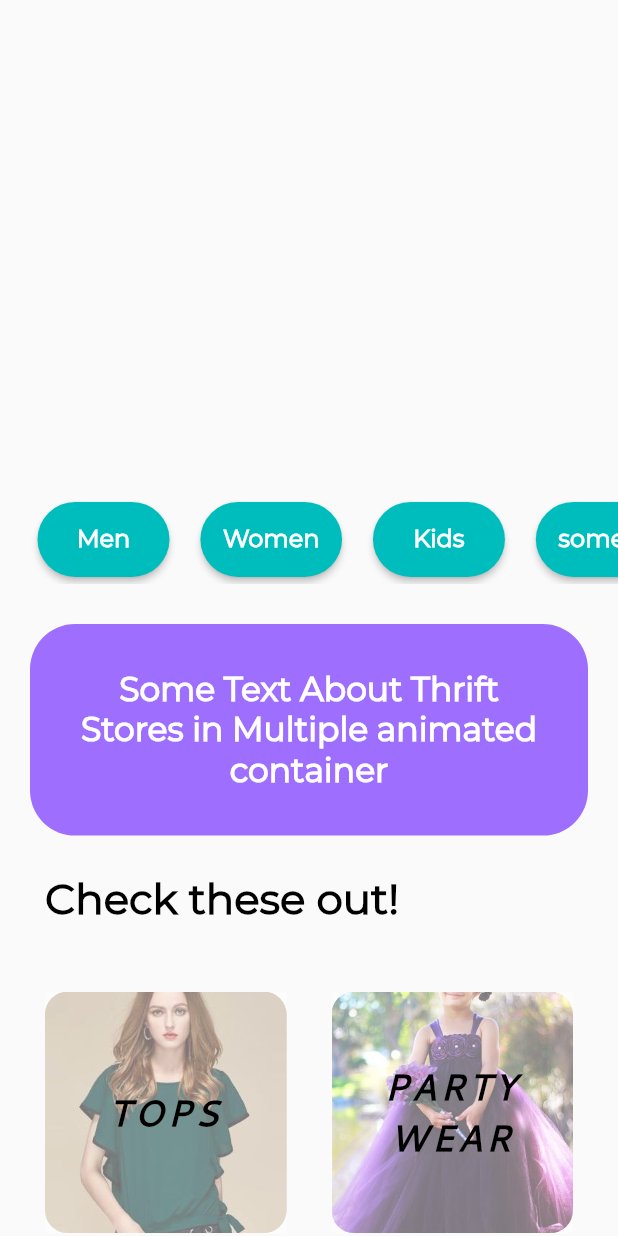
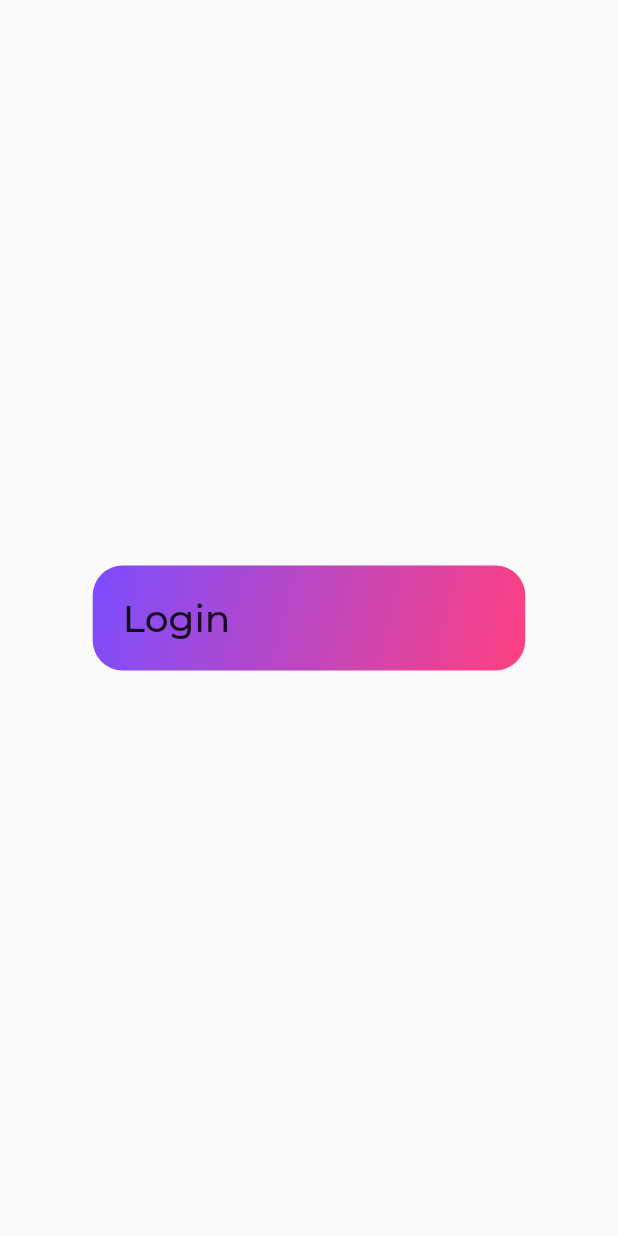
Before and after one commit to barbie-in-tech/HackOn, a Flutter app: the screen it shows after launch, on a phone screen of 412 x 824 dp. Run offline on Flutter 3.47's test engine with Material 2 defaults, Android fonts, the phone set to English and light mode, and no system bars; project files that could hold a hidden picture were left out.

Commit message:
screens done

```diff
--- a/lib/Screens/home_Screen.dart
+++ b/lib/Screens/home_Screen.dart
@@ -1,6 +1,8 @@
 import 'dart:ui';
+
 import 'package:flutter/material.dart';
 import 'package:thrifter_hackon/constants.dart';
+import 'package:thrifter_hackon/widgets/SliverHeader.dart';
 
 class HomeScreen extends StatefulWidget {
   @override
@@ -15,26 +17,30 @@ class _HomeScreenState extends State<HomeScreen> {
     'something',
     'something2',
   ];
+
   @override
   Widget build(BuildContext context) {
     final mediaQuery = MediaQuery.of(context).size;
     return Scaffold(
-      body: SingleChildScrollView(
-        child: Column(
+      body: CustomScrollView(
+        slivers: [
+          sliverHeader("Hey Random!"),
+          SliverList(
+            delegate: SliverChildBuilderDelegate(
+              (BuildContext context, int index) {
+                return Column(
                   mainAxisSize: MainAxisSize.min,
                   mainAxisAlignment: MainAxisAlignment.start,
                   crossAxisAlignment: CrossAxisAlignment.stretch,
                   children: [
-            SizedBox(
-              height: mediaQuery.height * 0.4,
-            ),
                     Container(
                       alignment: Alignment.center,
                       height: kHorizontalListHeight,
                       child: ListView.separated(
                         itemCount: 5,
                         shrinkWrap: true,
-                padding: EdgeInsets.symmetric(horizontal: 25.0, vertical: 5.0),
+                        padding: EdgeInsets.symmetric(
+                            horizontal: 25.0, vertical: 5.0),
                         scrollDirection: Axis.horizontal,
                         itemBuilder: (BuildContext context, int index) {
                           return HorizontalListButton(
@@ -57,7 +63,8 @@ class _HomeScreenState extends State<HomeScreen> {
                           'Some Text About Thrift Stores in Multiple animated container',
                     ),
                     Container(
-              margin: EdgeInsets.symmetric(horizontal: 20.0, vertical: 5.0),
+                      margin:
+                          EdgeInsets.symmetric(horizontal: 20.0, vertical: 5.0),
                       padding: EdgeInsets.all(10.0),
                       child: Text(
                         'Check these out!',
@@ -103,7 +110,12 @@ class _HomeScreenState extends State<HomeScreen> {
                       ],
                     )
                   ],
+                );
+              },
+              childCount: 1,
             ),
+          ),
+        ],
       ),
     );
   }
@@ -114,9 +126,11 @@ class GridContainer extends StatelessWidget {
       {@required this.category,
       @required this.title,
       @required this.onPressed});
+
   final String category;
   final String title;
   final Function onPressed;
+
   @override
   Widget build(BuildContext context) {
     return GestureDetector(
@@ -149,6 +163,7 @@ class GridContainer extends StatelessWidget {
 
 class ThriftStoreDescriptionBox extends StatelessWidget {
   ThriftStoreDescriptionBox({@required this.thriftDescription});
+
   final String thriftDescription;
 
   @override
@@ -171,8 +186,10 @@ class ThriftStoreDescriptionBox extends StatelessWidget {
 
 class HorizontalListButton extends StatelessWidget {
   HorizontalListButton({@required this.text, @required this.onPressed});
+
   final String text;
   final Function onPressed;
+
   @override
   Widget build(BuildContext context) {
     return RawMaterialButton(
--- /dev/null
+++ b/lib/Screens/login.dart
@@ -0,0 +1,38 @@
+import 'package:flutter/material.dart';
+import 'package:thrifter_hackon/constants.dart';
+
+class Login extends StatelessWidget {
+  @override
+  Widget build(BuildContext context) {
+    return Scaffold(
+      body: Center(
+        child: MaterialButton(
+            child: Container(
+              width: MediaQuery.of(context).size.width * 0.7,
+              decoration: BoxDecoration(
+                borderRadius: BorderRadius.circular(20.0),
+                gradient: LinearGradient(
+                    begin: Alignment.topLeft,
+                    end: Alignment.bottomRight,
+                    colors: [
+                      Colors.deepPurpleAccent,
+                      Colors.pinkAccent,
+                    ]),
+              ),
+              child: Padding(
+                padding: const EdgeInsets.all(20.0),
+                child: Text(
+                  "Login",
+                  style: TextStyle(
+                    fontSize: 25.0,
+                  ),
+                ),
+              ),
+            ),
+            onPressed: () {
+              Navigator.of(context).pushReplacementNamed(homeScreen);
+            }),
+      ),
+    );
+  }
+}
--- a/lib/constants.dart
+++ b/lib/constants.dart
@@ -3,7 +3,6 @@ import 'package:flutter/material.dart';
 const double kHorizontalListHeight = 60.0;
 const kHorizontalListButtonColor = Color(0xFF00BDBD);
 const kBodyTextStyle = TextStyle(
-  fontFamily: 'Montserrat',
   fontWeight: FontWeight.w600,
   color: Colors.white,
   fontSize: 16.0,
@@ -12,14 +11,12 @@ const kBodyTextStyle = TextStyle(
 const kHeadingTextStyle = TextStyle(
   color: Colors.black,
   fontSize: 28.0,
-  fontFamily: 'Montserrat',
   fontWeight: FontWeight.bold,
 );
 
 const kCategoryGridTextStyle = TextStyle(
   letterSpacing: 2.5,
   color: Colors.black,
-  fontFamily: 'Cantarell',
   fontSize: 24.0,
   fontStyle: FontStyle.italic,
   fontWeight: FontWeight.w900,
@@ -33,3 +30,5 @@ final kDescriptiveBoxStyle = BoxDecoration(
 String homeScreen = "/homeScreen";
 String proDetail = "/productDetailScreen";
 String closetScreen = "/closetScreen";
+String shoppingcart = "/cart.dart";
+String login = "/login.dart";
--- a/lib/main.dart
+++ b/lib/main.dart
@@ -3,7 +3,10 @@ import 'package:flutter/material.dart';
 import 'package:thrifter_hackon/Screens/ProductDetail_Screen.dart';
 import 'package:thrifter_hackon/Screens/closet_Screen.dart';
 import 'package:thrifter_hackon/Screens/home_Screen.dart';
+import './Screens/login.dart';
 import 'package:thrifter_hackon/constants.dart';
+
+import 'Screens/cart.dart';
 
 void main() {
   runApp(MyApp());
@@ -21,12 +24,14 @@ class MyApp extends StatelessWidget {
         fontFamily: "MontserratMed"
       ),
 
-      initialRoute: homeScreen,
+      initialRoute: login,
 
       routes: {
         proDetail: (_) => ProductDetailScreen(),
         homeScreen: (_) => HomeScreen(),
         closetScreen: (_) => ClosetScreen(),
+        shoppingcart: (_) => ShoppingCart(),
+        login: (_) => Login(),
       },
     );
   }
```
Also changed, not shown: lib/Screens/cart.dart (added, +348 -0 lines), lib/Screens/closet_Screen.dart (+2 -43 lines), lib/widgets/SliverHeader.dart (added, +47 -0 lines), pubspec.yaml (+1 -7 lines). Lines whose indentation alone changed are shown as unchanged.
